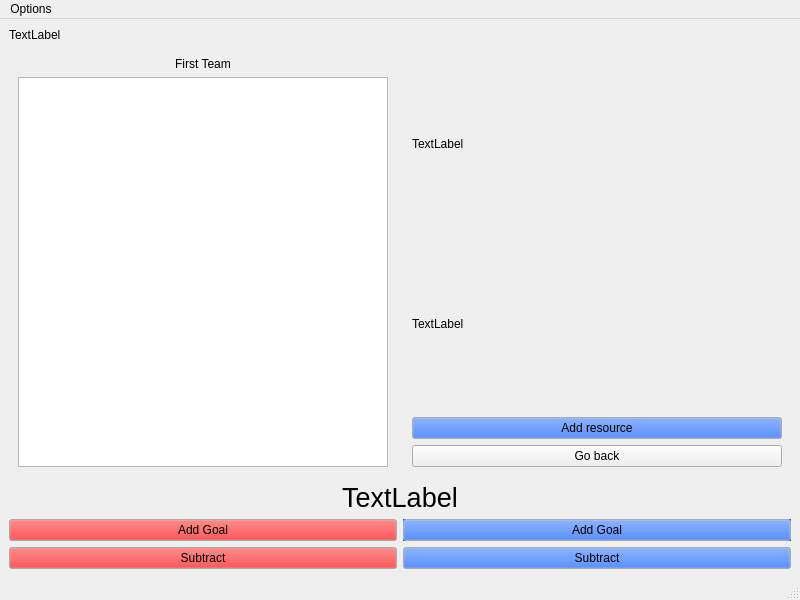
The window that resource_gathering_ui_v2.ui (GroupOfRobots/TwitchGo-Bot) describes before a commit, drawn with Qt 5.
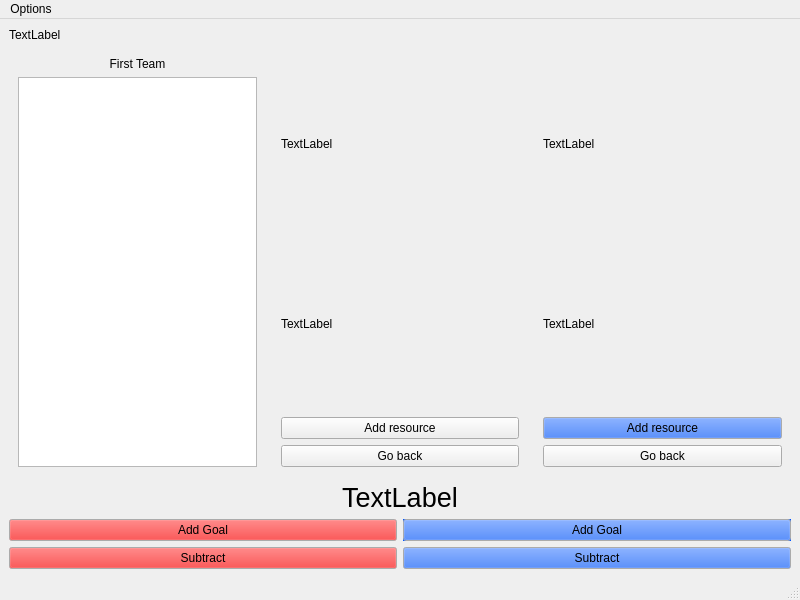
The same window after the commit. The open tabs and pages were chosen to show the change.

Commit message: added general list

Patch:
```diff
--- a/resource_gathering_ui_v2.ui
+++ b/resource_gathering_ui_v2.ui
@@ -120,6 +120,62 @@
         </widget>
        </widget>
       </item>
+      <item>
+       <widget class="QStackedWidget" name="general_bonuses">
+        <property name="currentIndex">
+         <number>0</number>
+        </property>
+        <widget class="QWidget" name="page_3">
+         <layout class="QVBoxLayout" name="verticalLayout_6">
+          <item>
+           <widget class="QLabel" name="label_2">
+            <property name="text">
+             <string>General</string>
+            </property>
+            <property name="alignment">
+             <set>Qt::AlignCenter</set>
+            </property>
+           </widget>
+          </item>
+          <item>
+           <widget class="QListWidget" name="general_bonus_list"/>
+          </item>
+         </layout>
+        </widget>
+        <widget class="QWidget" name="page_4">
+         <layout class="QVBoxLayout" name="verticalLayout_7">
+          <item>
+           <widget class="QLabel" name="bonus_picture_general">
+            <property name="text">
+             <string>TextLabel</string>
+            </property>
+           </widget>
+          </item>
+          <item>
+           <widget class="QLabel" name="bonus_desceiption_general">
+            <property name="text">
+             <string>TextLabel</string>
+            </property>
+           </widget>
+          </item>
+          <item>
+           <widget class="QPushButton" name="add_bonus_all">
+            <property name="text">
+             <string>Add resource</string>
+            </property>
+           </widget>
+          </item>
+          <item>
+           <widget class="QPushButton" name="Go_back_general">
+            <property name="text">
+             <string>Go back</string>
+            </property>
+           </widget>
+          </item>
+         </layout>
+        </widget>
+       </widget>
+      </item>
       <item>
        <widget class="QStackedWidget" name="second_team_bonuses">
         <property name="currentIndex">
```
Left out of the diff: 2 changed lines with no effect on the pictures. The commit also changes 1 other file.
